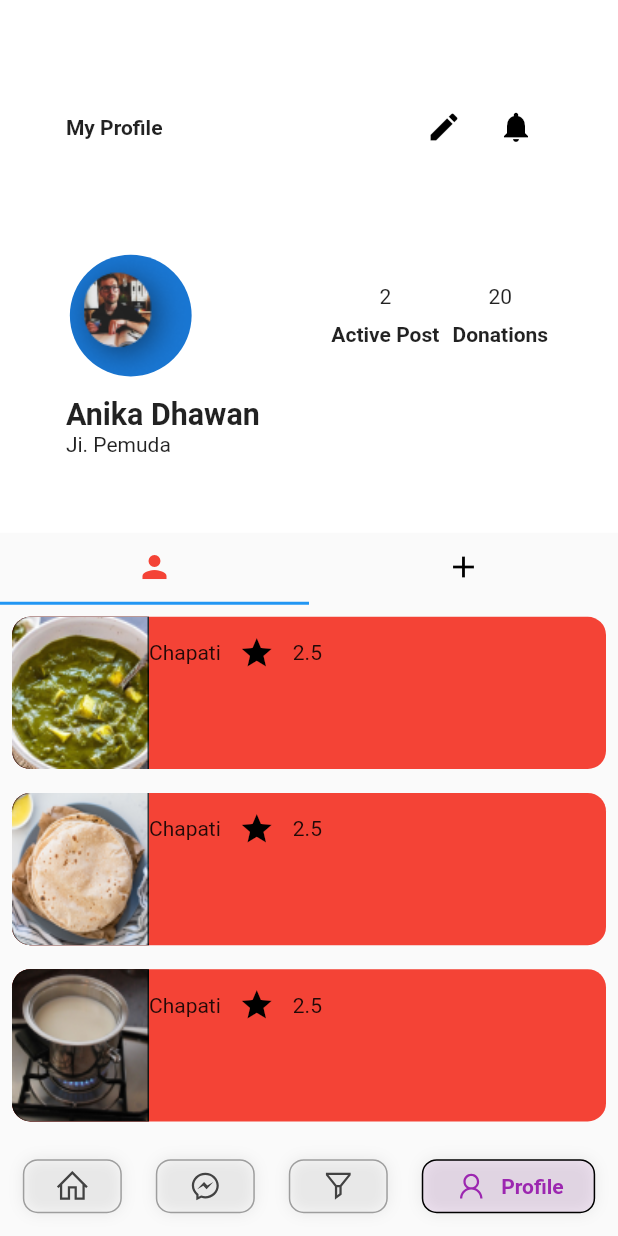
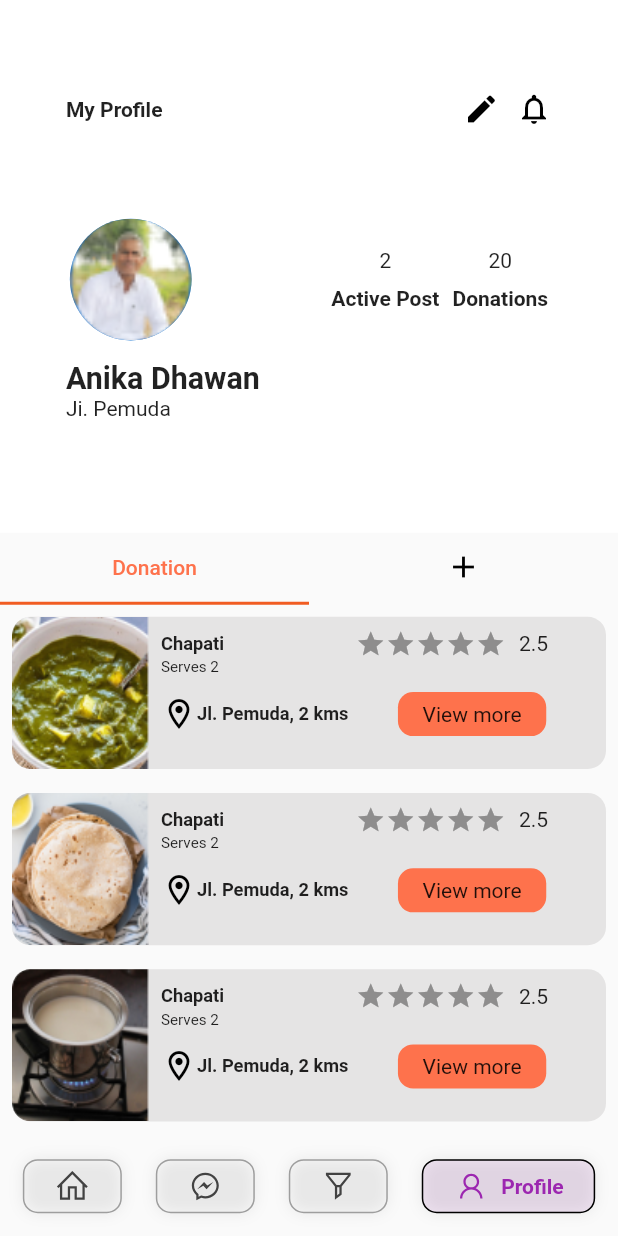
Before and after one commit to ipriyam26/Waste-Not, a Flutter app: the screen it shows after launch, item 4 of the bottom bar chosen, on a phone screen of 412 x 824 dp. Run offline on Flutter 3.47's test engine with Material 2 defaults, Android fonts, the phone set to English and light mode, and no system bars; drawn by our look-alikes of flutter_rating_bar, google_nav_bar; our stand-ins replace carousel_slider, cloud_firestore, curved_navigation_bar, firebase_auth, firebase_core, flutter_screenutil and 5 more; missing offline and left inert: flutter_animated_dialog; accounts and stored records are empty; network calls fail.

Commit message:
profile almost done

```diff
--- a/lib/auth/controller/login_controller.dart
+++ b/lib/auth/controller/login_controller.dart
@@ -1,7 +1,6 @@
 import 'package:firebase_auth/firebase_auth.dart';
 import 'package:get/get.dart';
 import 'package:google_sign_in/google_sign_in.dart';
-import 'package:waste_not/screens/filter.dart';
 
 class LoginController extends GetxController {
   final FirebaseAuth _auth = FirebaseAuth.instance;
--- a/lib/main.dart
+++ b/lib/main.dart
@@ -5,6 +5,7 @@ import 'package:get/get.dart';
 
 import 'package:firebase_core/firebase_core.dart';
 import 'package:waste_not/screens/Dashboard/dashboard_page.dart';
+import 'package:waste_not/screens/profile/profile.dart';
 import 'package:waste_not/screens/splash.dart';
 
 import 'firebase_options.dart';
--- a/lib/screens/chat.dart
+++ b/lib/screens/chat.dart
@@ -1,8 +1,11 @@
 import 'package:flutter/cupertino.dart';
 import 'package:flutter/material.dart';
 import 'package:flutter_screenutil/flutter_screenutil.dart';
+import 'package:get/get.dart';
+import 'package:get/get_core/src/get_main.dart';
 
 import '../widgets/keyboard.dart';
+import 'message/messages.dart';
 
 class ChatPage extends StatelessWidget {
   const ChatPage({Key? key}) : super(key: key);
@@ -16,9 +19,14 @@ class ChatPage extends StatelessWidget {
             Row(
               children: [
                 IconButton(
-                  icon: const Icon(
-                    Icons.arrow_back_ios,
-                    color: Colors.black,
+                  icon: GestureDetector(
+                    onTap: () {
+                      Get.off(Messages());
+                    },
+                    child: const Icon(
+                      Icons.arrow_back_ios,
+                      color: Colors.black,
+                    ),
                   ),
                   onPressed: () {},
                 ),
@@ -45,17 +53,6 @@ class ChatPage extends StatelessWidget {
           backgroundColor: Colors.transparent,
           elevation: 0,
           leadingWidth: 54,
-          // leading: Align(
-          //     alignment: Alignment.centerRight,
-          //     child: IconBackground(
-          //       icon: CupertinoIcons.back,
-          //       onTap: () {
-          //         Navigator.of(context).pop();
-          //       },
-          //     )),
-          // // title: AppBarTitle(
-          // //   messageData: messageData,
-          // // ),
         ),
       ),
     );
@@ -109,7 +106,7 @@ class AppBarTitle extends StatelessWidget {
           children: [
             const Text('fgdfg',
                 overflow: TextOverflow.ellipsis,
-                style:  TextStyle(
+                style: TextStyle(
                   fontSize: 14,
                 )),
             const SizedBox(
@@ -230,7 +227,8 @@ class _MessageTile extends StatelessWidget {
                   ],
                   borderRadius: const BorderRadius.all(Radius.circular(_br))),
               child: Padding(
-                padding: const EdgeInsets.symmetric(horizontal: 12, vertical: 20),
+                padding:
+                    const EdgeInsets.symmetric(horizontal: 12, vertical: 20),
                 child: Text(message),
               ),
             ),
@@ -282,7 +280,8 @@ class _MessageOwnTile extends StatelessWidget {
                   ],
                   borderRadius: BorderRadius.all(Radius.circular(_br))),
               child: Padding(
-                padding: const EdgeInsets.symmetric(horizontal: 12, vertical: 20),
+                padding:
+                    const EdgeInsets.symmetric(horizontal: 12, vertical: 20),
                 child: Text(message),
               ),
             ),
--- a/lib/screens/message/messages.dart
+++ b/lib/screens/message/messages.dart
@@ -1,5 +1,8 @@
 import 'package:flutter/material.dart';
 import 'package:flutter_screenutil/flutter_screenutil.dart';
+import 'package:get/get.dart';
+import 'package:get/get_core/src/get_main.dart';
+import 'package:waste_not/screens/chat.dart';
 
 class Messages extends StatelessWidget {
   const Messages({Key? key}) : super(key: key);
@@ -98,6 +101,10 @@ class MessageTile extends StatelessWidget {
   Widget build(BuildContext context) {
     return Padding(
       padding: EdgeInsets.symmetric(horizontal: 8.sp),
+      child: InkWell(
+        onTap: () {
+          Get.to(ChatPage());
+        },
         child: Container(
           height: 100.w,
           width: 100.w,
@@ -136,6 +143,7 @@ class MessageTile extends StatelessWidget {
             ],
           ),
         ),
+      ),
     );
   }
 }
--- a/lib/screens/profile/profile.dart
+++ b/lib/screens/profile/profile.dart
@@ -1,4 +1,5 @@
 import 'package:flutter/material.dart';
+import 'package:flutter_rating_bar/flutter_rating_bar.dart';
 import 'package:flutter_screenutil/flutter_screenutil.dart';
 import 'package:waste_not/widgets/navigation_bar.dart';
 
@@ -36,20 +37,17 @@ class _ProfileScreenState extends State<ProfileScreen>
                         ),
                         Row(
                           children: [
-                            IconButton(
-                              onPressed: () {},
-                              icon: Icon(
+                            Icon(
                               Icons.edit,
                               color: Colors.black,
                             ),
+                            SizedBox(
+                              width: 10.w,
                             ),
-                            IconButton(
-                              onPressed: () {},
-                              icon: Icon(
-                                Icons.notifications,
+                            Icon(
+                              Icons.notifications_none_outlined,
                               color: Colors.black,
                             ),
-                            )
                           ],
                         ),
                       ],
@@ -60,7 +58,7 @@ class _ProfileScreenState extends State<ProfileScreen>
                     children: [
                       CircleAvatar(
                         radius: 40.sp,
-                        backgroundImage: AssetImage('assets/user1.png'),
+                        backgroundImage: AssetImage('assets/notify1.png'),
                       ),
                       Row(
                         children: [
@@ -118,10 +116,11 @@ class _ProfileScreenState extends State<ProfileScreen>
             ),
             TabBar(
               unselectedLabelColor: Colors.black,
-              labelColor: Colors.red,
+              labelColor: Color(0xFFFE724C),
+              indicatorColor: Color(0xffF15C22),
               tabs: [
                 Tab(
-                  icon: Icon(Icons.person),
+                  child: Text('Donation'),
                 ),
                 Tab(
                   icon: Icon(
@@ -190,25 +189,49 @@ class donation_row extends StatelessWidget {
                   fit: BoxFit.fill,
                   image: AssetImage(image),
                 ),
-                color: Colors.black,
                 borderRadius: BorderRadius.only(
                     topLeft: Radius.circular(12.sp),
                     bottomLeft: Radius.circular(12.sp)),
               ),
             ),
-            Column(
+            Padding(
+              padding: const EdgeInsets.all(8.0),
+              child: Expanded(
+                child: Column(
+                  crossAxisAlignment: CrossAxisAlignment.start,
                   children: [
                     Row(
+                      mainAxisAlignment: MainAxisAlignment.spaceBetween,
                       children: [
-                    Text('Chapati'),
+                        Text(
+                          'Chapati',
+                          style: TextStyle(
+                              fontSize: 12.sp, fontWeight: FontWeight.bold),
+                        ),
+                        SizedBox(
+                          width: 80.w,
+                        ),
                         Row(
                           children: [
-                        IconButton(
-                            onPressed: () {},
-                            icon: Icon(
+                            Container(
+                              child: RatingBar.builder(
+                                minRating: 1,
+                                direction: Axis.horizontal,
+                                allowHalfRating: true,
+                                itemCount: 5,
+                                itemSize: 20,
+                                itemBuilder: (context, _) => Icon(
                                   Icons.star,
-                              color: Colors.black,
-                            )),
+                                  color: Colors.amber,
+                                ),
+                                onRatingUpdate: (rating) {
+                                  print(rating);
+                                },
+                              ),
+                            ),
+                            SizedBox(
+                              width: 8.w,
+                            ),
                             Padding(
                               padding: EdgeInsets.only(right: 10.sp),
                               child: Text('2.5'),
@@ -216,16 +239,57 @@ class donation_row extends StatelessWidget {
                           ],
                         )
                       ],
+                    ),
+                    Row(
+                      children: [
+                        Text(
+                          'Serves 2',
+                          style: TextStyle(fontSize: 10.sp),
+                        ),
+                      ],
+                    ),
+                    SizedBox(
+                      height: 10.h,
+                    ),
+                    Row(
+                      children: [
+                        Icon(
+                          Icons.location_on_outlined,
+                          color: Colors.black,
+                        ),
+                        Text(
+                          'Jl. Pemuda, 2 kms',
+                          style: TextStyle(
+                              fontWeight: FontWeight.bold, fontSize: 12.sp),
+                        ),
+                        SizedBox(
+                          width: 30.w,
+                        ),
+                        Container(
+                          child: Center(
+                            child: Text('View more'),
+                          ),
+                          decoration: BoxDecoration(
+                            color: Color(0xFFFE724C),
+                            borderRadius:
+                                BorderRadius.all(Radius.circular(10.sp)),
+                          ),
+                          width: 90.w,
+                          height: 29.h,
                         )
                       ],
                     )
                   ],
                 ),
+              ),
+            )
+          ],
+        ),
         decoration: BoxDecoration(
-          color: Colors.red,
+          color: Color(0xFFE5E4E4),
           borderRadius: BorderRadius.circular(12.sp),
         ),
-        width: 390.w,
+        width: 500.w,
         height: 100.h,
       ),
     );
--- a/pubspec.yaml
+++ b/pubspec.yaml
@@ -41,6 +41,7 @@ dependencies:
   carousel_slider: ^4.1.1
   google_nav_bar:
   line_icons:
+  flutter_rating_bar: ^4.0.1
   get: ^4.6.5
   flutter_animated_dialog: ^2.0.1
   syncfusion_flutter_sliders:
```
Also changed, not shown: lib/models/food.dart (+10 -10 lines), pubspec.lock. Lines whose indentation alone changed are shown as unchanged.
